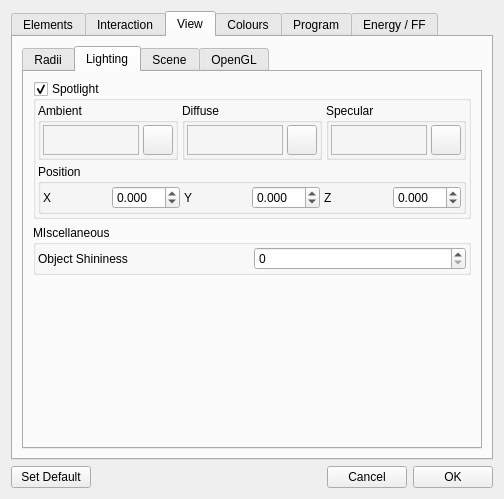
Qt form src/gui/prefs.ui (trisyoungs/aten) before a commit.
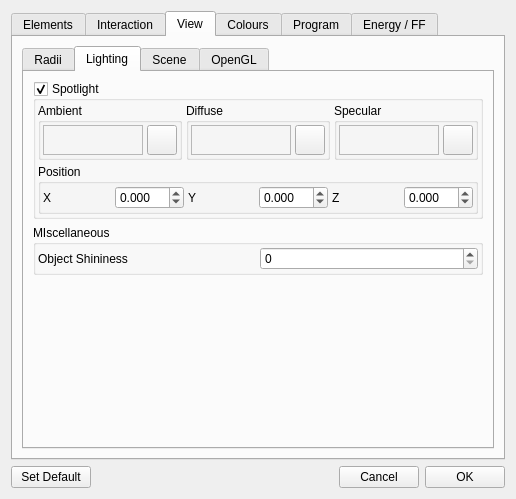
The same form after that commit. The open tabs and pages were chosen to show the change. Icons and pictures are not drawn. Custom widgets are drawn as their Qt base class.

Commit message: More functionality added to Glyphs window. Default text for Text glyphs added. Fixed - Renderer would complain (wrongly) that it didn't know to draw text glyphs (type 9 and 10). Fixed - Espresso export filter used 'writeline' where it should have used 'writelinef'. Changed autoDefault properties of many buttons in the GUI to prevent tool windows from closing / acting without warning after editing text or numbers.

Patch:
```diff
--- a/src/gui/prefs.ui
+++ b/src/gui/prefs.ui
@@ -1,11 +1,11 @@
 <ui version="4.0">
  <class>PrefsDialog</class>
- <widget class="QDialog" name="PrefsDialog">
-  <property name="geometry">
+ <widget class="QDialog" name="PrefsDialog" >
+  <property name="geometry" >
    <rect>
     <x>0</x>
     <y>0</y>
-    <width>504</width>
+    <width>516</width>
     <height>499</height>
    </rect>
   </property>
@@ -784,8 +784,16 @@
        </item>
       </layout>
      </widget>
-     <widget class="QWidget" name="ViewTab">
-      <attribute name="title">
+     <widget class="QWidget" name="ViewTab" >
+      <property name="geometry" >
+       <rect>
+        <x>0</x>
+        <y>0</y>
+        <width>494</width>
+        <height>417</height>
+       </rect>
+      </property>
+      <attribute name="title" >
        <string>View</string>
       </attribute>
       <layout class="QHBoxLayout" name="horizontalLayout_4">
@@ -1101,8 +1109,16 @@
            </item>
           </layout>
          </widget>
-         <widget class="QWidget" name="LightingSubTab">
-          <attribute name="title">
+         <widget class="QWidget" name="LightingSubTab" >
+          <property name="geometry" >
+           <rect>
+            <x>0</x>
+            <y>0</y>
+            <width>472</width>
+            <height>371</height>
+           </rect>
+          </property>
+          <attribute name="title" >
            <string>Lighting</string>
           </attribute>
           <layout class="QVBoxLayout">
@@ -1207,6 +1223,9 @@
                         <iconset resource="icons.qrc">
                          <normaloff>:/basic/icons/basic_colour.svg</normaloff>:/basic/icons/basic_colour.svg</iconset>
                        </property>
+                       <property name="autoDefault" >
+                        <bool>false</bool>
+                       </property>
                       </widget>
                      </item>
                     </layout>
@@ -1283,6 +1302,9 @@
                         <iconset resource="icons.qrc">
                          <normaloff>:/basic/icons/basic_colour.svg</normaloff>:/basic/icons/basic_colour.svg</iconset>
                        </property>
+                       <property name="autoDefault" >
+                        <bool>false</bool>
+                       </property>
                       </widget>
                      </item>
                     </layout>
@@ -1359,6 +1381,9 @@
                         <iconset resource="icons.qrc">
                          <normaloff>:/basic/icons/basic_colour.svg</normaloff>:/basic/icons/basic_colour.svg</iconset>
                        </property>
+                       <property name="autoDefault" >
+                        <bool>false</bool>
+                       </property>
                       </widget>
                      </item>
                     </layout>
@@ -3020,6 +3045,9 @@
        <property name="text">
         <string>Cancel</string>
        </property>
+       <property name="autoDefault" >
+        <bool>false</bool>
+       </property>
       </widget>
      </item>
      <item>
@@ -3027,6 +3055,9 @@
        <property name="text">
         <string>OK</string>
        </property>
+       <property name="autoDefault" >
+        <bool>false</bool>
+       </property>
       </widget>
      </item>
     </layout>
```
Left out of the diff: 2045 changed lines with no effect on the pictures. The commit also changes 25 other files.
